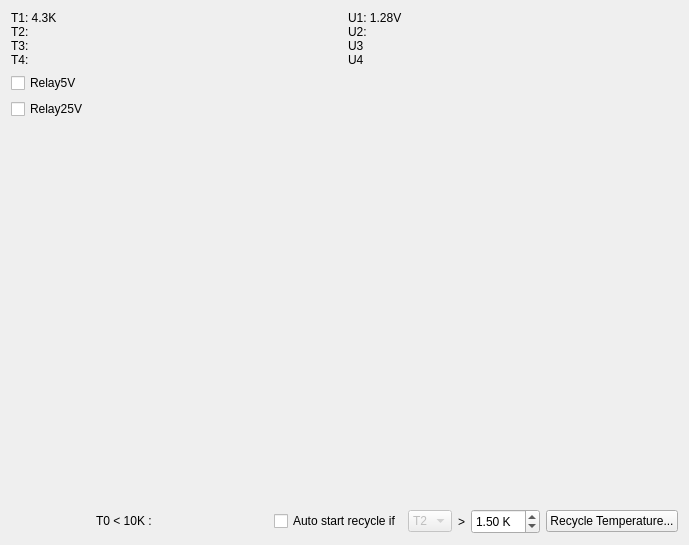
First picture: the form in User/SimpleApplication/tempm1widget.ui, repository OzhegovRoman/ControlUnit4_Software, before the edit.
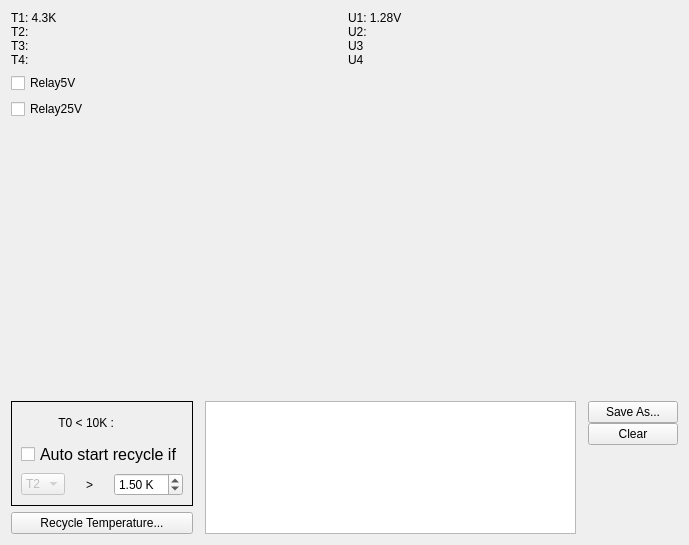
Second picture: the form after the edit.

```diff
--- a/User/SimpleApplication/tempm1widget.ui
+++ b/User/SimpleApplication/tempm1widget.ui
@@ -85,9 +85,45 @@
     </spacer>
    </item>
    <item>
-    <layout class="QHBoxLayout" name="horizontalLayout_2">
+    <layout class="QGridLayout" name="gridLayout" columnstretch="1,3,1,1">
+     <property name="horizontalSpacing">
+      <number>12</number>
+     </property>
+     <property name="verticalSpacing">
+      <number>6</number>
+     </property>
+     <item row="3" column="0">
+      <widget class="QPushButton" name="PB_RecycleTemp">
+       <property name="sizePolicy">
+        <sizepolicy hsizetype="Minimum" vsizetype="Fixed">
+         <horstretch>0</horstretch>
+         <verstretch>0</verstretch>
+        </sizepolicy>
+       </property>
+       <property name="minimumSize">
+        <size>
+         <width>0</width>
+         <height>0</height>
+        </size>
+       </property>
+       <property name="styleSheet">
+        <string notr="true">font: 12pt &quot;MS Shell Dlg 2&quot;;</string>
+       </property>
+       <property name="text">
+        <string>Recycle Temperature...</string>
+       </property>
+      </widget>
+     </item>
+     <item row="2" column="0">
+      <widget class="QFrame" name="verticalFrame_3">
+       <property name="frameShape">
+        <enum>QFrame::Box</enum>
+       </property>
+       <layout class="QVBoxLayout" name="verticalLayout_5">
      <item>
-      <spacer name="horizontalSpacer">
+         <layout class="QHBoxLayout" name="horizontalLayout_6">
+          <item>
+           <spacer name="horizontalSpacer_3">
        <property name="orientation">
         <enum>Qt::Horizontal</enum>
        </property>
@@ -107,6 +143,9 @@
        <property name="text">
         <string>T0 &lt; 10K :</string>
        </property>
+            <property name="alignment">
+             <set>Qt::AlignRight|Qt::AlignTrailing|Qt::AlignVCenter</set>
+            </property>
       </widget>
      </item>
      <item>
@@ -141,16 +180,68 @@
        </property>
       </spacer>
      </item>
+         </layout>
+        </item>
+        <item>
+         <layout class="QHBoxLayout" name="horizontalLayout_4">
+          <item>
+           <spacer name="horizontalSpacer_4">
+            <property name="orientation">
+             <enum>Qt::Horizontal</enum>
+            </property>
+            <property name="sizeHint" stdset="0">
+             <size>
+              <width>40</width>
+              <height>20</height>
+             </size>
+            </property>
+           </spacer>
+          </item>
      <item>
       <widget class="QCheckBox" name="CB_TemperatureControl">
+            <property name="font">
+             <font>
+              <family>MS Shell Dlg 2</family>
+              <pointsize>12</pointsize>
+              <weight>50</weight>
+              <italic>false</italic>
+              <bold>false</bold>
+             </font>
+            </property>
+            <property name="layoutDirection">
+             <enum>Qt::LeftToRight</enum>
+            </property>
        <property name="styleSheet">
         <string notr="true">font: 12pt &quot;MS Shell Dlg 2&quot;; color: black</string>
        </property>
        <property name="text">
         <string>Auto start recycle if</string>
        </property>
-      </widget>
-     </item>
+            <property name="iconSize">
+             <size>
+              <width>25</width>
+              <height>25</height>
+             </size>
+            </property>
+           </widget>
+          </item>
+          <item>
+           <spacer name="horizontalSpacer_5">
+            <property name="orientation">
+             <enum>Qt::Horizontal</enum>
+            </property>
+            <property name="sizeHint" stdset="0">
+             <size>
+              <width>40</width>
+              <height>20</height>
+             </size>
+            </property>
+           </spacer>
+          </item>
+         </layout>
+        </item>
+        <item>
+         <layout class="QHBoxLayout" name="horizontalLayout_5">
      <item>
       <widget class="QComboBox" name="CB_SelectedTempSensor">
        <property name="enabled">
@@ -179,17 +270,18 @@
        <property name="text">
         <string>&gt;</string>
        </property>
+            <property name="alignment">
+             <set>Qt::AlignCenter</set>
+            </property>
       </widget>
      </item>
      <item>
-      <layout class="QGridLayout" name="gridLayout">
-       <item row="0" column="0">
         <widget class="QDoubleSpinBox" name="DSB_TempThreshold">
          <property name="enabled">
           <bool>true</bool>
          </property>
          <property name="sizePolicy">
-          <sizepolicy hsizetype="Minimum" vsizetype="Minimum">
+             <sizepolicy hsizetype="Minimum" vsizetype="Maximum">
            <horstretch>0</horstretch>
            <verstretch>0</verstretch>
           </sizepolicy>
@@ -213,21 +305,64 @@
        </item>
       </layout>
      </item>
-     <item>
-      <widget class="QPushButton" name="PB_RecycleTemp">
-       <property name="minimumSize">
+       </layout>
+      </widget>
+     </item>
+     <item row="2" column="1" rowspan="2" colspan="2">
+      <widget class="QPlainTextEdit" name="PTE_Log">
+       <property name="sizePolicy">
+        <sizepolicy hsizetype="Minimum" vsizetype="Ignored">
+         <horstretch>0</horstretch>
+         <verstretch>0</verstretch>
+        </sizepolicy>
+       </property>
+       <property name="maximumSize">
         <size>
-         <width>0</width>
-         <height>0</height>
+         <width>16777215</width>
+         <height>1231344</height>
         </size>
        </property>
        <property name="styleSheet">
         <string notr="true">font: 12pt &quot;MS Shell Dlg 2&quot;;</string>
        </property>
+      </widget>
+     </item>
+     <item row="2" column="3" rowspan="2">
+      <layout class="QVBoxLayout" name="verticalLayout_3">
+       <item>
+        <widget class="QPushButton" name="PB_SaveLogAs">
+         <property name="styleSheet">
+          <string notr="true">font: 12pt &quot;MS Shell Dlg 2&quot;;</string>
+         </property>
        <property name="text">
-        <string>Recycle Temperature...</string>
-       </property>
-      </widget>
+          <string>Save As...</string>
+         </property>
+        </widget>
+       </item>
+       <item>
+        <widget class="QPushButton" name="PB_ClearLog">
+         <property name="styleSheet">
+          <string notr="true">font: 12pt &quot;MS Shell Dlg 2&quot;;</string>
+         </property>
+         <property name="text">
+          <string>Clear</string>
+         </property>
+        </widget>
+       </item>
+       <item>
+        <spacer name="verticalSpacer_2">
+         <property name="orientation">
+          <enum>Qt::Vertical</enum>
+         </property>
+         <property name="sizeHint" stdset="0">
+          <size>
+           <width>20</width>
+           <height>40</height>
+          </size>
+         </property>
+        </spacer>
+       </item>
+      </layout>
      </item>
     </layout>
    </item>
```
Left out of the diff: 22 changed lines with no effect on the pictures. Lines whose indentation alone changed are shown as unchanged.
